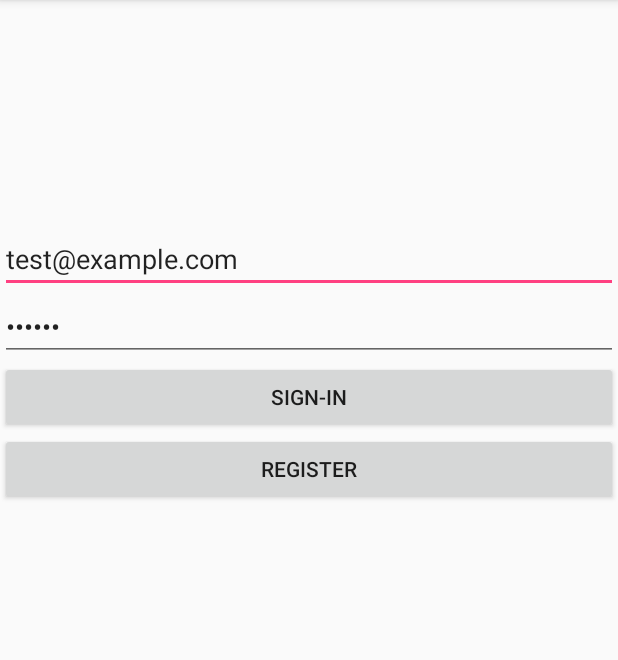
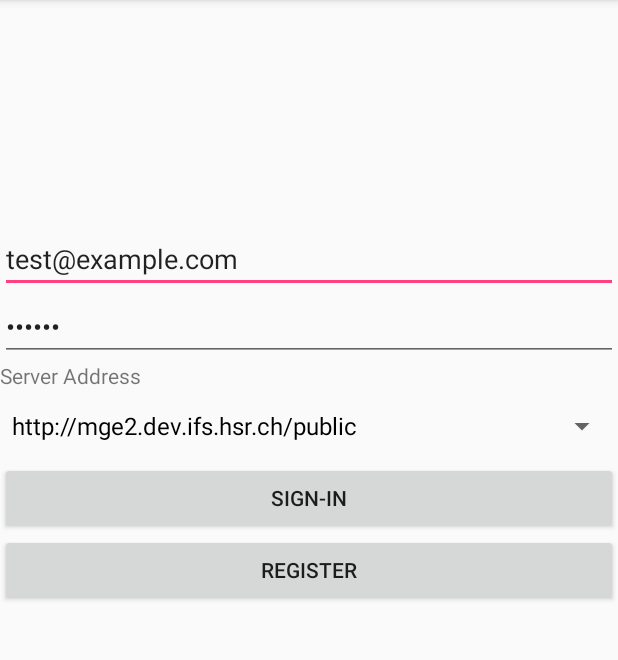
Before and after one commit to felixenchiparamban/mge-testat-android, an Android app: the screen it shows after launch (LoginActivity), on a phone screen of 412 x 824 dp, the part 84-744 px from its top. Run offline under Robolectric (Android 15) with nearby library versions, the phone set to English and light mode, and no system bars.

Commit message:
init server selection implementation

```diff
--- a/app/src/main/java/ch/hsr/mge/gadgeothek/HomeActivity.java
+++ b/app/src/main/java/ch/hsr/mge/gadgeothek/HomeActivity.java
@@ -61,11 +61,7 @@ public class HomeActivity extends AppCompatActivity {
             LibraryService.logout(new Callback<Boolean>() {
                 @Override
                 public void onCompletion(Boolean input) {
-                    SharedPreferences sharedPreferencesLogin = getSharedPreferences("Login", MODE_PRIVATE);
-                    SharedPreferences.Editor editor = sharedPreferencesLogin.edit();
-                    editor.putString(token, null);
-                    editor.putString(customer, null);
-                    editor.commit();
+                    removeSharedPreferences();
 
                     Intent i = new Intent(HomeActivity.this, LoginActivity.class);
                     startActivity(i);
@@ -81,4 +77,12 @@ public class HomeActivity extends AppCompatActivity {
         }
         return super.onOptionsItemSelected(item);
     }
+
+    private void removeSharedPreferences() {
+        SharedPreferences sharedPreferencesLogin = getSharedPreferences("Login", MODE_PRIVATE);
+        SharedPreferences.Editor editor = sharedPreferencesLogin.edit();
+        editor.putString(token, null);
+        editor.putString(customer, null);
+        editor.commit();
+    }
 }
--- a/app/src/main/java/ch/hsr/mge/gadgeothek/LoginActivity.java
+++ b/app/src/main/java/ch/hsr/mge/gadgeothek/LoginActivity.java
@@ -7,15 +7,21 @@ import android.support.v7.app.AppCompatActivity;
 import android.os.Bundle;
 import android.text.TextUtils;
 import android.view.View;
+import android.widget.AdapterView;
+import android.widget.ArrayAdapter;
 import android.widget.Button;
 import android.widget.EditText;
+import android.widget.Spinner;
 
 import ch.hsr.mge.gadgeothek.service.Callback;
 import ch.hsr.mge.gadgeothek.service.LibraryService;
 import ch.hsr.mge.gadgeothek.service.LoginToken;
+import ch.hsr.mge.gadgeothek.util.LibraryServiceUtil;
 import ch.hsr.mge.gadgeothek.util.ValidationUtil;
 
 public class LoginActivity extends AppCompatActivity {
+
+    private static final String DEFAULT_SERVER = "DEFAULT_SERVER";
 
     private boolean isLoginOnProgress = false;
 
@@ -27,10 +33,12 @@ public class LoginActivity extends AppCompatActivity {
     private final String token = "token";
     private final String customer = "customer";
 
+    private Spinner spinnerServerUrls;
+
     @Override
     protected void onCreate(Bundle savedInstanceState) {
         super.onCreate(savedInstanceState);
-        LibraryService.setServerAddress("http://mge5.dev.ifs.hsr.ch/public");
+        //LibraryService.setServerAddress("http://mge5.dev.ifs.hsr.ch/public");
         setContentView(R.layout.activity_login);
 
         etSignIn = (EditText)findViewById(R.id.email);
@@ -50,6 +58,23 @@ public class LoginActivity extends AppCompatActivity {
             public void onClick(View view) {
                 Intent i = new Intent(LoginActivity.this, RegisterActivity.class);
                 startActivity(i);
+            }
+        });
+
+        spinnerServerUrls = (Spinner) findViewById(R.id.spServerUrls);
+        final ArrayAdapter<String> spinnerAdapter = new ArrayAdapter<String>(this, android.R.layout.simple_spinner_dropdown_item, LibraryServiceUtil.generateServerUrls());
+        spinnerServerUrls.setAdapter(spinnerAdapter);
+        setServerAddress();
+
+        spinnerServerUrls.setOnItemSelectedListener(new AdapterView.OnItemSelectedListener() {
+            @Override
+            public void onItemSelected(AdapterView<?> parent, View view, int position, long id) {
+                storeSelectedServer(position + 1);
+            }
+
+            @Override
+            public void onNothingSelected(AdapterView<?> parent) {
+
             }
         });
 
@@ -123,10 +148,6 @@ public class LoginActivity extends AppCompatActivity {
 
     }
 
-    private void attemptLogout(){
-
-    }
-
     private void handleLoginCompletion(Boolean success){
         isLoginOnProgress = false;
         btnSignIn.setEnabled(true);
@@ -154,5 +175,19 @@ public class LoginActivity extends AppCompatActivity {
         Snackbar.make(findViewById(R.id.loginLayout), message, Snackbar.LENGTH_INDEFINITE).show();
     }
 
+    private void setServerAddress() {
+        SharedPreferences prefs = getPreferences(MODE_PRIVATE);
+        int prefServer = prefs.getInt(DEFAULT_SERVER, LibraryServiceUtil.getDefaultServerValue());
+        LibraryService.setServerAddress(LibraryServiceUtil.getServerAddress(prefServer));
+        spinnerServerUrls.setSelection(prefServer - 1);
+    }
 
+    private void storeSelectedServer(int selectedServer) {
+        SharedPreferences prefs = getPreferences(MODE_PRIVATE);
+        SharedPreferences.Editor editor = prefs.edit();
+        editor.putInt(DEFAULT_SERVER, selectedServer);
+        editor.commit();
+
+        LibraryService.setServerAddress(LibraryServiceUtil.getServerAddress(selectedServer));
+    }
 }
--- /dev/null
+++ b/app/src/main/java/ch/hsr/mge/gadgeothek/util/LibraryServiceUtil.java
@@ -0,0 +1,26 @@
+package ch.hsr.mge.gadgeothek.util;
+
+public class LibraryServiceUtil {
+    private final static String SERVER_URL_PATTERN = "http://mge%d.dev.ifs.hsr.ch/public";
+    private final static int DEFAULT_SERVER = 2;
+
+    public static String[] generateServerUrls() {
+        String[] urls = new String[10];
+        for (int i = 0; i < 10; i++) {
+            urls[i] = String.format(SERVER_URL_PATTERN, i + 1);
+        }
+        return urls;
+    }
+
+    public static int getDefaultServerValue() {
+        return DEFAULT_SERVER;
+    }
+
+    public static String getServerAddress() {
+        return getServerAddress(DEFAULT_SERVER);
+    }
+
+    public static String getServerAddress(int value) {
+        return String.format(SERVER_URL_PATTERN, value);
+    }
+}
--- a/app/src/main/res/layout/activity_login.xml
+++ b/app/src/main/res/layout/activity_login.xml
@@ -25,6 +25,18 @@
         android:layout_width="match_parent"
         android:layout_height="wrap_content" />
 
+    <TextView
+        android:layout_width="match_parent"
+        android:layout_height="wrap_content"
+        android:text="Server Address"/>
+
+    <Spinner
+        android:layout_width="match_parent"
+        android:layout_height="wrap_content"
+        android:id="@+id/spServerUrls">
+
+    </Spinner>
+
     <Button
         android:text="sign-in"
         android:id="@+id/login"
```
